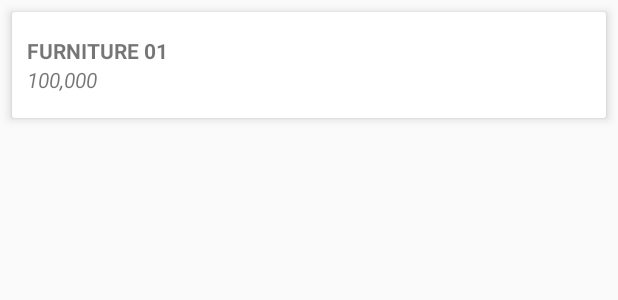
After one commit to trieucaoduy/FurnitureApp, an Android app: the layout cart_layout.xml on its own in the app's theme, with its tools: preview values and no code run, on a phone screen of 412 x 824 dp. The commit adds this screen. Shown: the top 300 px of the screen. Run offline under Robolectric (Android 15) with nearby library versions, the phone set to English and light mode, and no system bars.

Commit message:
Add to cart

```diff
--- a/app/build.gradle
+++ b/app/build.gradle
@@ -40,6 +40,8 @@ dependencies {
     implementation 'com.firebaseui:firebase-ui-database:1.2.0'
     implementation 'com.cepheuen.elegant-number-button:lib:1.0.2'
     implementation 'com.readystatesoftware.sqliteasset:sqliteassethelper:2.0.1'
+    implementation 'com.amulyakhare:com.amulyakhare.textdrawable:1.0.1'
+    implementation 'com.readystatesoftware.sqliteasset:sqliteassethelper:+'
 
 }
 
--- a/app/src/main/java/com/example/furniture/Common/Common.java
+++ b/app/src/main/java/com/example/furniture/Common/Common.java
@@ -1,5 +1,8 @@
 package com.example.furniture.Common;
 
 
+import com.example.furniture.Model.User;
+
 public class Common {
+    public static User currentUser;
 }
--- a/app/src/main/java/com/example/furniture/LoginActivity.java
+++ b/app/src/main/java/com/example/furniture/LoginActivity.java
@@ -13,6 +13,9 @@ import androidx.annotation.NonNull;
 import androidx.annotation.Nullable;
 import androidx.appcompat.app.AppCompatActivity;
 
+import com.example.furniture.Common.Common;
+import com.example.furniture.Model.User;
+import com.google.android.gms.auth.api.signin.GoogleSignInAccount;
 import com.google.android.gms.tasks.OnCompleteListener;
 import com.google.android.gms.tasks.Task;
 import com.google.firebase.auth.AuthResult;
@@ -37,6 +40,7 @@ public class LoginActivity extends AppCompatActivity {
         btnLogin = findViewById(R.id.btnLogin);
         txtSignUp = findViewById(R.id.txtSignUp);
 
+
         mAuthStateListener = new FirebaseAuth.AuthStateListener() {
 
 
@@ -54,7 +58,7 @@ public class LoginActivity extends AppCompatActivity {
         btnLogin.setOnClickListener(new View.OnClickListener() {
             @Override
             public void onClick(View v) {
-                String email = txtEmail.getText().toString();
+                final String email = txtEmail.getText().toString();
                 String pwd = txtPass.getText().toString();
                 if(email.isEmpty()) {
                     txtEmail.setError("Please enter your email!");
--- /dev/null
+++ b/app/src/main/res/layout/cart_layout.xml
@@ -0,0 +1,56 @@
+<?xml version="1.0" encoding="utf-8"?>
+<androidx.cardview.widget.CardView
+    xmlns:android="http://schemas.android.com/apk/res/android"
+    xmlns:app="http://schemas.android.com/apk/res-auto"
+    android:layout_width="match_parent"
+    android:layout_height="wrap_content"
+    android:layout_margin="8dp"
+    app:cardElevation="4dp"
+    >
+
+    <LinearLayout
+        android:layout_marginTop="16dp"
+        android:layout_marginBottom="16dp"
+        android:orientation="horizontal"
+        android:layout_gravity="center_vertical"
+        android:layout_width="match_parent"
+        android:layout_height="wrap_content">
+
+        <LinearLayout
+            android:orientation="vertical"
+            android:layout_weight="9"
+            android:layout_width="0dp"
+            android:layout_height="wrap_content">
+
+            <TextView
+                android:id="@+id/cart_item_name"
+                android:layout_marginLeft="10dp"
+                android:gravity="center_vertical|start"
+                android:textAllCaps="true"
+                android:textStyle="bold"
+                android:text="Furniture 01"
+                android:layout_width="wrap_content"
+                android:layout_height="wrap_content"/>
+
+            <TextView
+                android:id="@+id/cart_item_Price"
+                android:layout_marginLeft="10dp"
+                android:gravity="center_vertical|start"
+                android:textAllCaps="true"
+                android:textStyle="italic"
+                android:text="100,000"
+                android:layout_width="wrap_content"
+                android:layout_height="wrap_content"/>
+
+        </LinearLayout>
+
+        <ImageView
+            android:id="@+id/cart_item_count"
+            android:layout_gravity="center_vertical|end"
+            android:layout_marginRight="16dp"
+            android:layout_width="20dp"
+            android:layout_height="20dp"/>
+
+    </LinearLayout>
+
+</androidx.cardview.widget.CardView>
--- a/app/src/main/res/values/colors.xml
+++ b/app/src/main/res/values/colors.xml
@@ -5,4 +5,5 @@
     <color name="colorAccent">#D81B60</color>
     <color name="colorYellow">#FFEB3B</color>
     <color name="colorNavy">#059FB0</color>
+    <color name="colorOrange">#ff9100</color>
 </resources>
```
Also changed, not shown: app/src/main/AndroidManifest.xml (+4 -4 lines), app/src/main/java/com/example/furniture/Cart.java (added, +79 -0 lines), app/src/main/java/com/example/furniture/Database/Database.java (added, +64 -0 lines), app/src/main/java/com/example/furniture/FurnitureDetail.java (+28 -6 lines), app/src/main/java/com/example/furniture/HomeFragment.java (+7 -0 lines), app/src/main/java/com/example/furniture/MainActivity.java (+13 -3 lines), app/src/main/java/com/example/furniture/Model/Order.java (added, +60 -0 lines), app/src/main/java/com/example/furniture/Model/User.java (+33 -0 lines), app/src/main/java/com/example/furniture/ViewHolder/CartAdapter.java (added, +86 -0 lines), app/src/main/res/layout/activity_cart.xml (added, +67 -0 lines), app/src/main/assets/databases/FurnitureDB.db (added).
